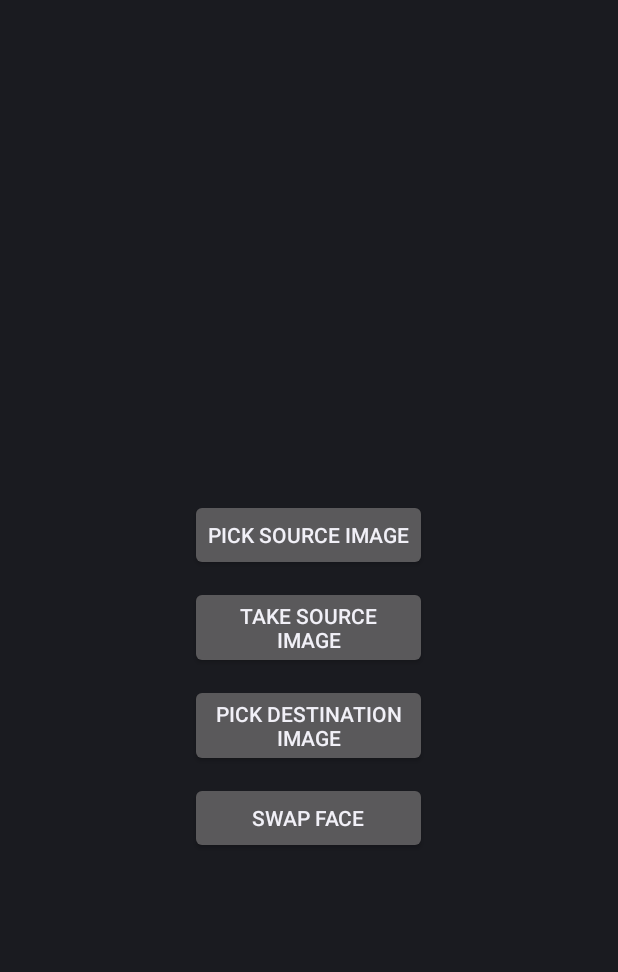
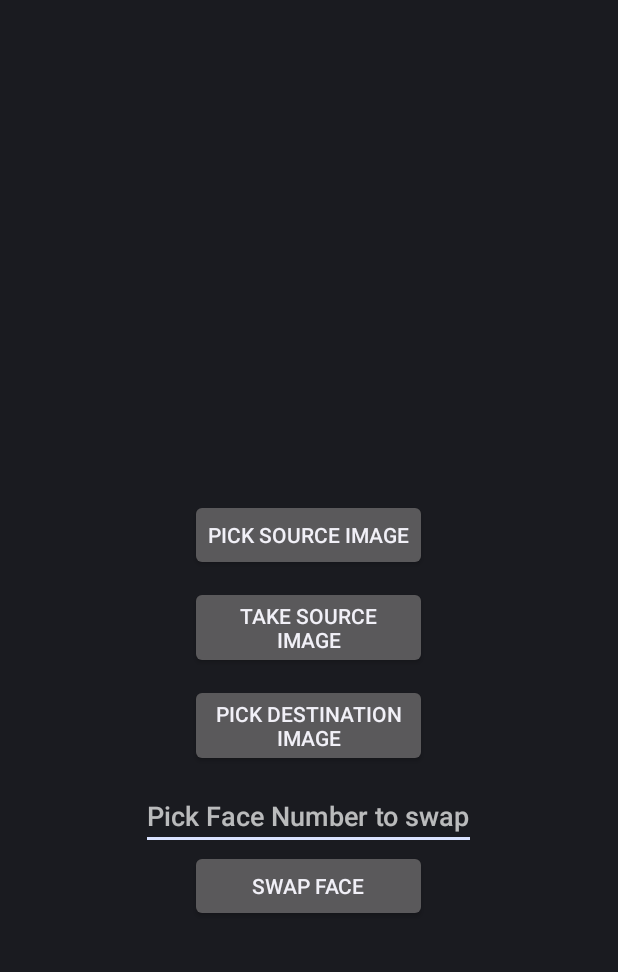
Before and after one commit to sanchithike/Hackathon-Android, an Android app: the screen it shows after launch (ImagesActivity), on a phone screen of 412 x 824 dp, the part 125-1097 px from its top. Run offline under Robolectric (Android 15) with nearby library versions, the phone set to English and light mode, and no system bars.

Commit message:
adding index edit text to give face index

```diff
--- a/app/src/main/res/layout/main.xml
+++ b/app/src/main/res/layout/main.xml
@@ -41,12 +41,21 @@
         android:layout_alignRight="@+id/btnSourceImage"
         android:layout_marginBottom="10dp"
         android:text="Take Source Image" />
+    <EditText
+        android:id="@+id/index"
+        android:layout_width="wrap_content"
+        android:layout_height="wrap_content"
+        android:layout_below="@id/btnDestinationImage"
+        android:layout_centerHorizontal="true"
+        android:layout_centerVertical="true"
+        android:inputType="number"
+        android:hint="Pick Face Number to swap" />
 
     <Button
         android:id="@+id/btnSwap"
         android:layout_width="wrap_content"
         android:layout_height="wrap_content"
-        android:layout_below="@id/btnDestinationImage"
+        android:layout_below="@id/index"
         android:layout_alignLeft="@+id/btnDestinationImage"
         android:layout_alignRight="@+id/btnDestinationImage"
         android:layout_centerHorizontal="true"
@@ -54,4 +63,6 @@
         android:text="Swap Face" />
 
 
+
+
 </RelativeLayout>
```
Also changed, not shown: app/src/main/java/com/visagetechnologies/visagetrackerdemo/ImagesActivity.java (+13 -0 lines), app/src/main/java/com/visagetechnologies/visagetrackerdemo/TrackerActivity.java (+8 -4 lines).
